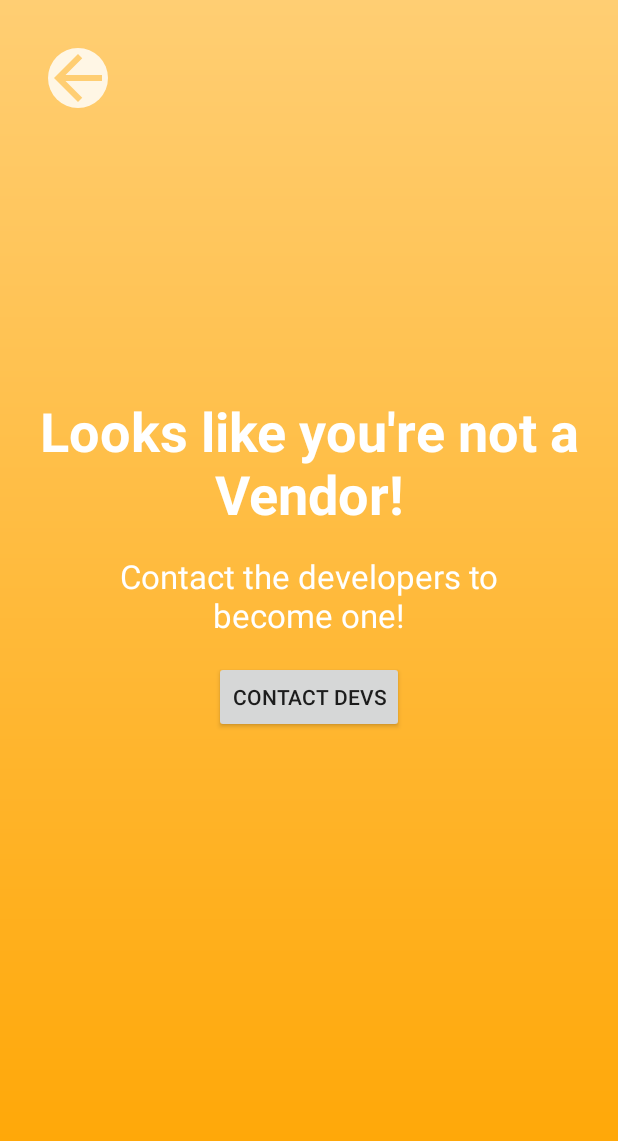
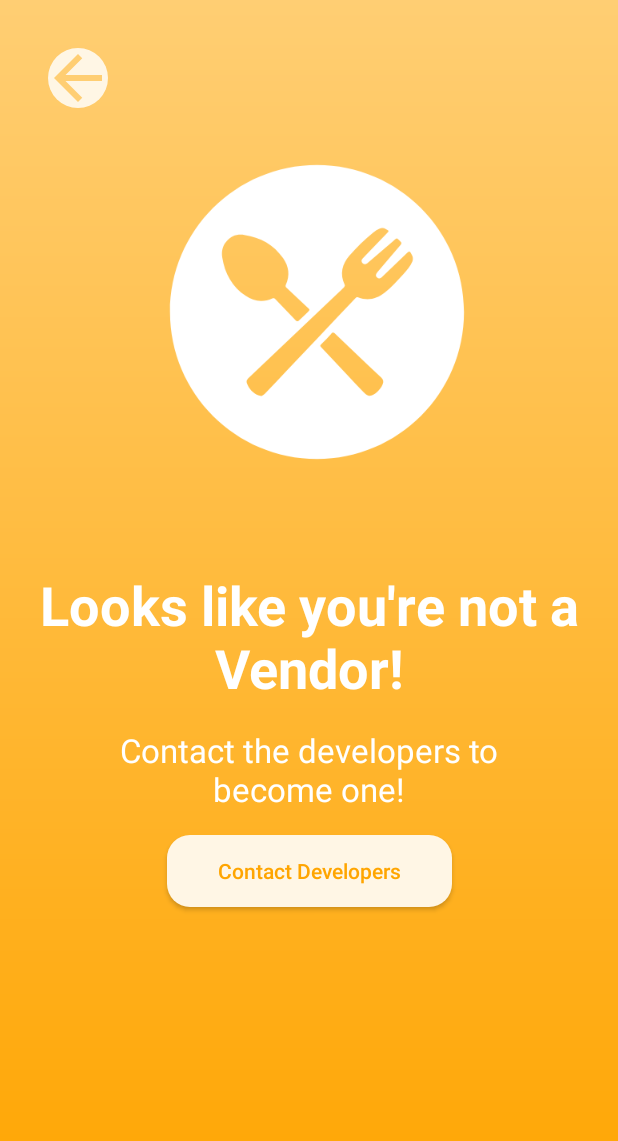
Before and after one commit to mrashment/CurbSide, an Android app: the VendorInviteActivity screen opened directly, with no data from a screen before it, on a phone screen of 412 x 824 dp. Shown: the top 1141 px of the screen. Run offline under Robolectric (Android 15) with nearby library versions, the phone set to English and light mode, and no system bars.

Commit message:
Vendor Invite UI tweaks.

```diff
--- a/app/src/main/res/layout/activity_vendor_invite.xml
+++ b/app/src/main/res/layout/activity_vendor_invite.xml
@@ -9,20 +9,32 @@
     android:padding="20dp">
 
 
+    <ImageView
+        android:layout_width="200dp"
+        android:layout_height="200dp"
+        android:layout_marginTop="32dp"
+        android:background="@drawable/ic_logo"
+        android:contentDescription="app logo"
+        app:layout_constraintEnd_toEndOf="@+id/messageTextView"
+        app:layout_constraintHorizontal_bias="0.532"
+        app:layout_constraintStart_toStartOf="@+id/messageTextView"
+        app:layout_constraintTop_toBottomOf="@+id/backToHomeButton" />
+
     <TextView
         android:id="@+id/messageTextView"
         android:layout_width="wrap_content"
         android:layout_height="wrap_content"
         android:text="Looks like you're not a Vendor!"
         android:textAlignment="center"
-        android:textColor="@color/cardview_light_background"
+        android:textColor="#ffffff"
         android:textSize="36sp"
         android:textStyle="bold"
         app:layout_constraintBottom_toBottomOf="parent"
         app:layout_constraintEnd_toEndOf="parent"
+        app:layout_constraintHorizontal_bias="0.4"
         app:layout_constraintStart_toStartOf="parent"
         app:layout_constraintTop_toTopOf="parent"
-        app:layout_constraintVertical_bias="0.35000002" />
+        app:layout_constraintVertical_bias="0.517" />
 
     <TextView
         android:id="@+id/textView2"
@@ -33,7 +45,7 @@
         android:paddingEnd="40dp"
         android:text="Contact the developers to become one!"
         android:textAlignment="center"
-        android:textColor="@color/cardview_light_background"
+        android:textColor="#ffffff"
         android:textSize="22dp"
         app:layout_constraintEnd_toEndOf="parent"
         app:layout_constraintStart_toStartOf="parent"
@@ -51,11 +63,13 @@
 
     <Button
         android:id="@+id/contactDevsButton"
-        android:layout_width="wrap_content"
-        android:layout_height="wrap_content"
+        android:layout_width="190dp"
+        android:layout_height="48dp"
         android:layout_marginTop="16dp"
-        android:text="Contact Devs"
-
+        android:background="@drawable/rounded_corner"
+        android:text="Contact Developers"
+        android:textAllCaps="false"
+        android:textColor="#ffa500"
         app:layout_constraintEnd_toEndOf="parent"
         app:layout_constraintStart_toStartOf="parent"
         app:layout_constraintTop_toBottomOf="@id/textView2" />
```
